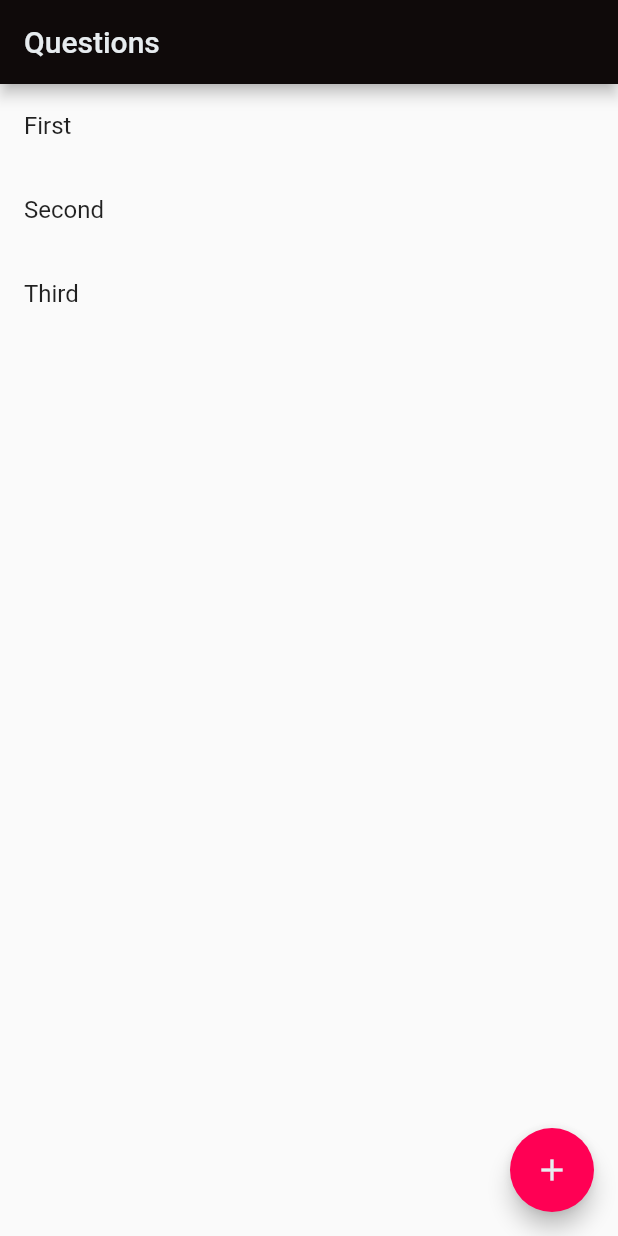
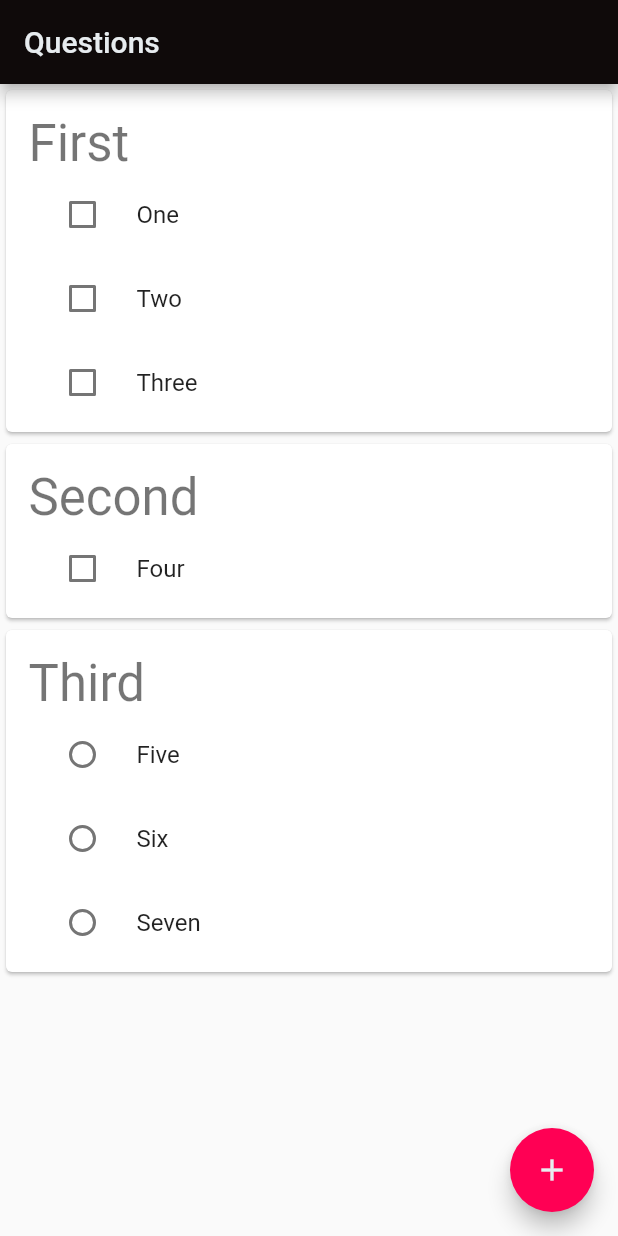
Before and after one commit to Lezzess/interviewer, a Flutter app: the screen it shows after launch, on a phone screen of 412 x 824 dp. Run offline on Flutter 3.47's test engine with Material 2 defaults, Android fonts, the phone set to English and light mode, and no system bars.

Commit message:
Add radio and checkbox answers

```diff
--- /dev/null
+++ b/lib/app/app_state.dart
@@ -0,0 +1,47 @@
+import 'package:flutter/material.dart';
+import 'package:interviewer/models/answers/value_answer.dart';
+import 'package:interviewer/models/question.dart';
+import 'package:uuid/uuid.dart';
+
+class AppState with ChangeNotifier {
+  final questions = <Question>[
+    Question(
+        id: const Uuid().v4(),
+        text: 'First',
+        answer: SelectValueAnswer(
+            id: const Uuid().v4(),
+            values: [
+              SelectValue(
+                  id: const Uuid().v4(), value: 'One', isSelected: false),
+              SelectValue(
+                  id: const Uuid().v4(), value: 'Two', isSelected: false),
+              SelectValue(
+                  id: const Uuid().v4(), value: 'Three', isSelected: false)
+            ],
+            isMultipleSelect: true)),
+    Question(
+        id: const Uuid().v4(),
+        text: 'Second',
+        answer: SelectValueAnswer(
+            id: const Uuid().v4(),
+            values: [
+              SelectValue(
+                  id: const Uuid().v4(), value: 'Four', isSelected: false)
+            ],
+            isMultipleSelect: true)),
+    Question(
+        id: const Uuid().v4(),
+        text: 'Third',
+        answer: SelectValueAnswer(
+            id: const Uuid().v4(),
+            values: [
+              SelectValue(
+                  id: const Uuid().v4(), value: 'Five', isSelected: false),
+              SelectValue(
+                  id: const Uuid().v4(), value: 'Six', isSelected: false),
+              SelectValue(
+                  id: const Uuid().v4(), value: 'Seven', isSelected: false)
+            ],
+            isMultipleSelect: false)),
+  ];
+}
--- /dev/null
+++ b/lib/app/app_styles.dart
@@ -0,0 +1,6 @@
+import 'package:flutter/material.dart';
+
+extension AppTextStyle on TextTheme {
+  TextStyle? get questionText => headlineMedium;
+  TextStyle? get answerText => questionText?.copyWith(fontSize: 20);
+}
--- a/lib/main.dart
+++ b/lib/main.dart
@@ -1,6 +1,6 @@
 import 'package:flutter/material.dart';
-import 'package:interviewer/pages/my_questions.dart';
-import 'package:interviewer/states/app_state.dart';
+import 'package:interviewer/pages/my_questions/my_questions.dart';
+import 'package:interviewer/app/app_state.dart';
 import 'package:provider/provider.dart';
 
 void main() {
@@ -39,7 +39,7 @@
                 surface: white,
                 onSurface: black),
             primarySwatch: Colors.blue,
-        ),
+            toggleableActiveColor: red),
         home: const MyQuestions(),
       ),
     );
--- /dev/null
+++ b/lib/models/answers/value_answer.dart
@@ -0,0 +1,24 @@
+class SelectValueAnswer {
+  String id;
+  List<SelectValue> values;
+  bool isMultipleSelect;
+
+  SelectValueAnswer(
+      {required this.id, required this.values, required this.isMultipleSelect});
+}
+
+class SelectValue {
+  String id;
+  String value;
+  bool isSelected;
+
+  SelectValue(
+      {required this.id, required this.value, required this.isSelected});
+
+  SelectValue copyWith({String? id, String? value, bool? isSelected}) {
+    return SelectValue(
+        id: id ?? this.id,
+        value: value ?? this.value,
+        isSelected: isSelected ?? this.isSelected);
+  }
+}
--- a/lib/models/question.dart
+++ b/lib/models/question.dart
@@ -1,5 +1,9 @@
+import 'package:interviewer/models/answers/value_answer.dart';
+
 class Question {
+  String id;
   String text;
+  SelectValueAnswer answer;
 
-  Question({required this.text});
+  Question({required this.id, required this.text, required this.answer});
 }
--- a/lib/pages/my_questions.dart
+++ /dev/null
@@ -1,40 +0,0 @@
-import 'package:flutter/material.dart';
-import 'package:interviewer/models/question.dart';
-import 'package:interviewer/states/app_state.dart';
-import 'package:provider/provider.dart';
-
-class MyQuestions extends StatelessWidget {
-  const MyQuestions({Key? key}) : super(key: key);
-
-  @override
-  Widget build(BuildContext context) {
-    final questions = context.select((AppState state) => state.questions);
-    return Scaffold(
-      appBar: AppBar(
-        title: const Text('Questions'),
-      ),
-      body: ListView.builder(
-          itemCount: questions.length,
-          itemBuilder: (context, index) => _MyQuestion(
-              key: ValueKey(questions[index].text),
-              question: questions[index])),
-      floatingActionButton: FloatingActionButton(
-        child: const Icon(Icons.add),
-        onPressed: () {},
-      ),
-    );
-  }
-}
-
-class _MyQuestion extends StatelessWidget {
-  final Question question;
-
-  const _MyQuestion({Key? key, required this.question}) : super(key: key);
-
-  @override
-  Widget build(BuildContext context) {
-    return ListTile(
-      title: Text(question.text),
-    );
-  }
-}
--- /dev/null
+++ b/lib/pages/my_questions/my_questions.dart
@@ -0,0 +1,109 @@
+import 'package:flutter/material.dart';
+import 'package:interviewer/models/answers/value_answer.dart';
+import 'package:interviewer/app/app_state.dart';
+import 'package:interviewer/pages/my_questions/question_state.dart';
+import 'package:provider/provider.dart';
+import 'package:interviewer/app/app_styles.dart';
+import 'package:collection/collection.dart';
+
+class MyQuestions extends StatelessWidget {
+  const MyQuestions({Key? key}) : super(key: key);
+
+  @override
+  Widget build(BuildContext context) {
+    final questions = context.select((AppState state) => state.questions);
+    return Scaffold(
+      appBar: AppBar(
+        title: const Text('Questions'),
+      ),
+      body: ListView.builder(
+          itemCount: questions.length,
+          itemBuilder: (context, index) => ChangeNotifierProvider(
+                create: (context) => QuestionState(question: questions[index]),
+                child: const _MyQuestion(),
+              )),
+      floatingActionButton: FloatingActionButton(
+        child: const Icon(Icons.add),
+        onPressed: () {},
+      ),
+    );
+  }
+}
+
+class _MyQuestion extends StatelessWidget {
+  const _MyQuestion({Key? key}) : super(key: key);
+
+  @override
+  Widget build(BuildContext context) {
+    final question = context.watch<QuestionState>().question;
+    return Card(
+      child: Padding(
+        padding: const EdgeInsets.fromLTRB(15, 15, 15, 5),
+        child: Column(
+          children: [
+            Align(
+              alignment: Alignment.centerLeft,
+              child: Text(
+                question.text,
+                style: Theme.of(context).textTheme.questionText,
+              ),
+            ),
+            _MySelectValueAnswer(
+              answer: question.answer,
+              onChanged: (answer, value, isSelected) =>
+                  _setValueIsSelected(context, answer, value, isSelected),
+            )
+          ],
+        ),
+      ),
+    );
+  }
+
+  void _setValueIsSelected(BuildContext context, SelectValueAnswer answer,
+      SelectValue value, bool isSelected) {
+    final state = context.read<QuestionState>();
+    state.setAnswerSelected(answer, value, isSelected);
+  }
+}
+
+class _MySelectValueAnswer extends StatelessWidget {
+  final SelectValueAnswer answer;
+  final Function(SelectValueAnswer answer, SelectValue value, bool isSelected)
+      onChanged;
+
+  const _MySelectValueAnswer(
+      {Key? key, required this.answer, required this.onChanged})
+      : super(key: key);
+
+  @override
+  Widget build(BuildContext context) {
+    return ListView.builder(
+      shrinkWrap: true,
+      itemCount: answer.values.length,
+      itemBuilder: (context, index) =>
+          answer.isMultipleSelect ? _checkbox(index) : _radio(index),
+    );
+  }
+
+  Widget _checkbox(int index) {
+    return CheckboxListTile(
+      title: Text(answer.values[index].value),
+      onChanged: (isSelected) =>
+          onChanged(answer, answer.values[index], isSelected ?? false),
+      value: answer.values[index].isSelected,
+      controlAffinity: ListTileControlAffinity.leading,
+    );
+  }
+
+  Widget _radio(int index) {
+    final selectedValue =
+        answer.values.firstWhereOrNull((element) => element.isSelected);
+    return RadioListTile<SelectValue?>(
+        toggleable: true,
+        title: Text(answer.values[index].value),
+        value: answer.values[index],
+        groupValue: selectedValue,
+        onChanged: (value) => onChanged(
+            answer, answer.values[index], value == answer.values[index]));
+  }
+}
--- /dev/null
+++ b/lib/pages/my_questions/question_state.dart
@@ -0,0 +1,28 @@
+import 'package:flutter/material.dart';
+import 'package:interviewer/models/answers/value_answer.dart';
+import 'package:interviewer/models/question.dart';
+
+class QuestionState with ChangeNotifier {
+  final Question question;
+
+  QuestionState({required this.question});
+
+  void setAnswerSelected(
+      SelectValueAnswer answer, SelectValue value, bool isSelected) {
+    if (answer.isMultipleSelect) {
+      question.answer.values = question.answer.values
+          .map((a) => a.id == value.id ? a.copyWith(isSelected: isSelected) : a)
+          .toList();
+    } else {
+      question.answer.values = question.answer.values
+          .map((a) => a.id == value.id
+              ? a.copyWith(isSelected: isSelected)
+              : a.id != value.id && a.isSelected
+                  ? a.copyWith(isSelected: false)
+                  : a)
+          .toList();
+    }
+
+    notifyListeners();
+  }
+}
--- a/lib/states/app_state.dart
+++ /dev/null
@@ -1,10 +0,0 @@
-import 'package:flutter/material.dart';
-import 'package:interviewer/models/question.dart';
-
-class AppState with ChangeNotifier {
-  final questions = <Question>[
-    Question(text: 'First'),
-    Question(text: 'Second'),
-    Question(text: 'Third')
-  ];
-}
--- a/pubspec.yaml
+++ b/pubspec.yaml
@@ -35,6 +35,7 @@ dependencies:
   # Use with the CupertinoIcons class for iOS style icons.
   cupertino_icons: ^1.0.2
   provider: ^6.0.2
+  uuid: ^3.0.6
 
 dev_dependencies:
   flutter_test:
```
Also changed, not shown: pubspec.lock. Lines whose indentation alone changed are shown as unchanged.
